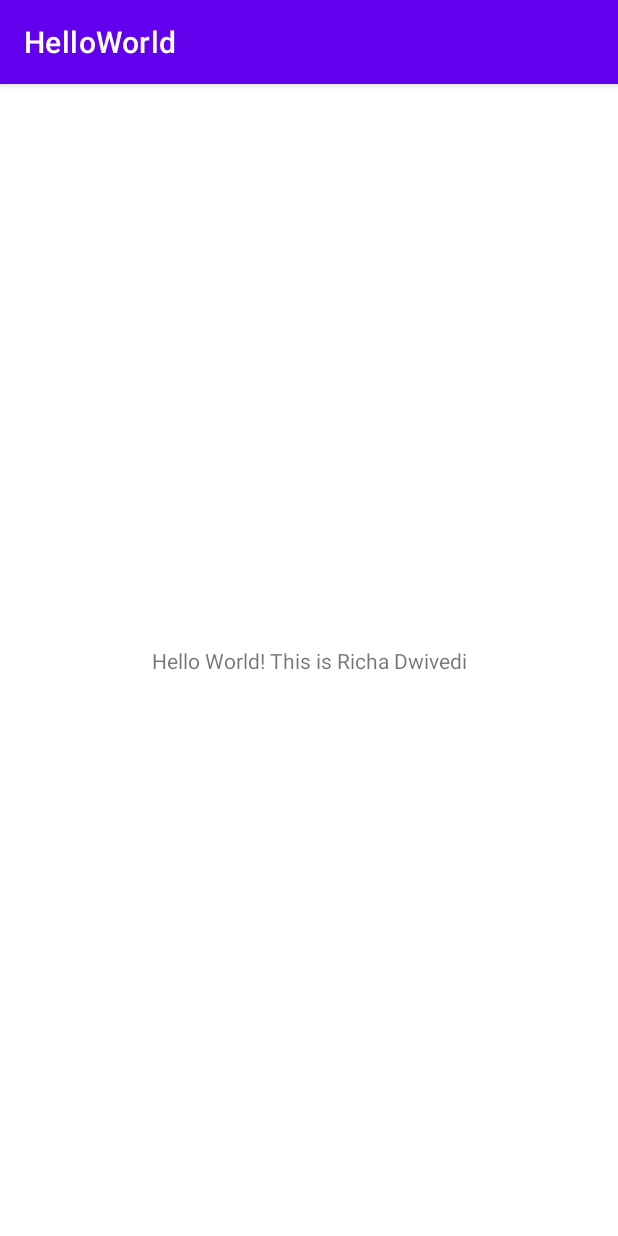
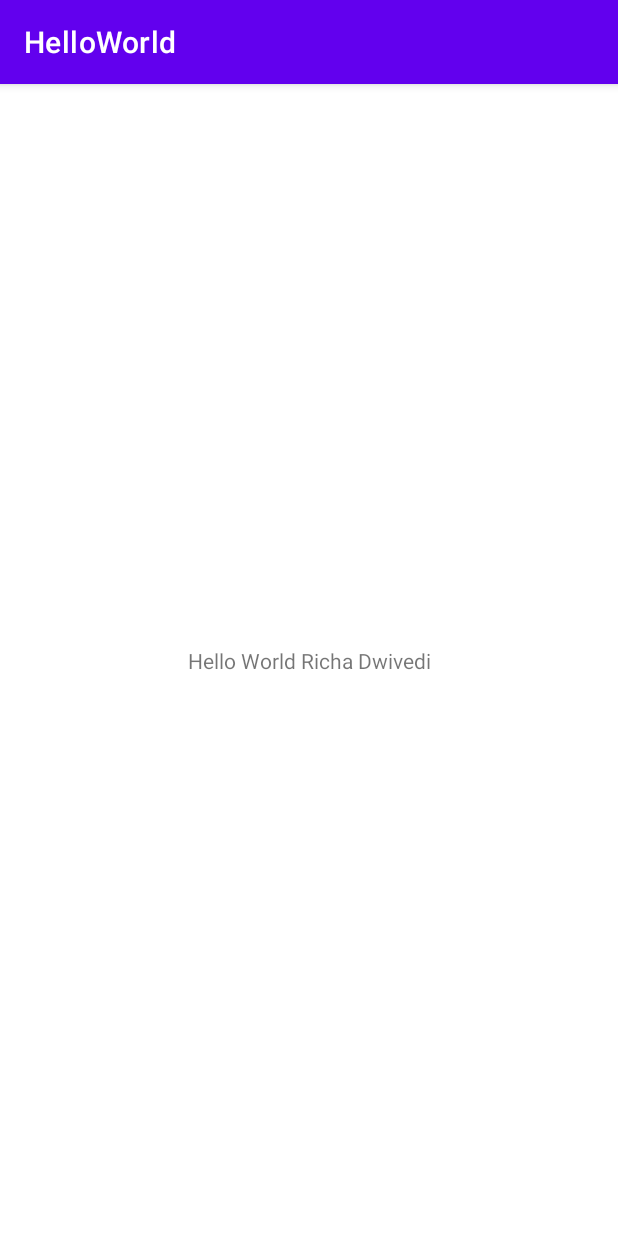
Before and after one commit to Mobile-Computing-Winter-2021/Mobile-Computing, an Android app: the screen it shows after launch (MainActivity), on a phone screen of 412 x 824 dp. Run offline under Robolectric (Android 15) with nearby library versions, the phone set to English and light mode, and no system bars.

Commit message:
Changed Hello World! "From name" to Hello World Richa Dwivedi in string.xml file.

```diff
--- a/app/src/main/res/values/strings.xml
+++ b/app/src/main/res/values/strings.xml
@@ -1,4 +1,4 @@
 <resources>
     <string name="app_name">HelloWorld</string>
-    <string name="greeting_text">Hello World! This is Richa Dwivedi</string>
+    <string name="greeting_text">Hello World Richa Dwivedi</string>
 </resources>
```
